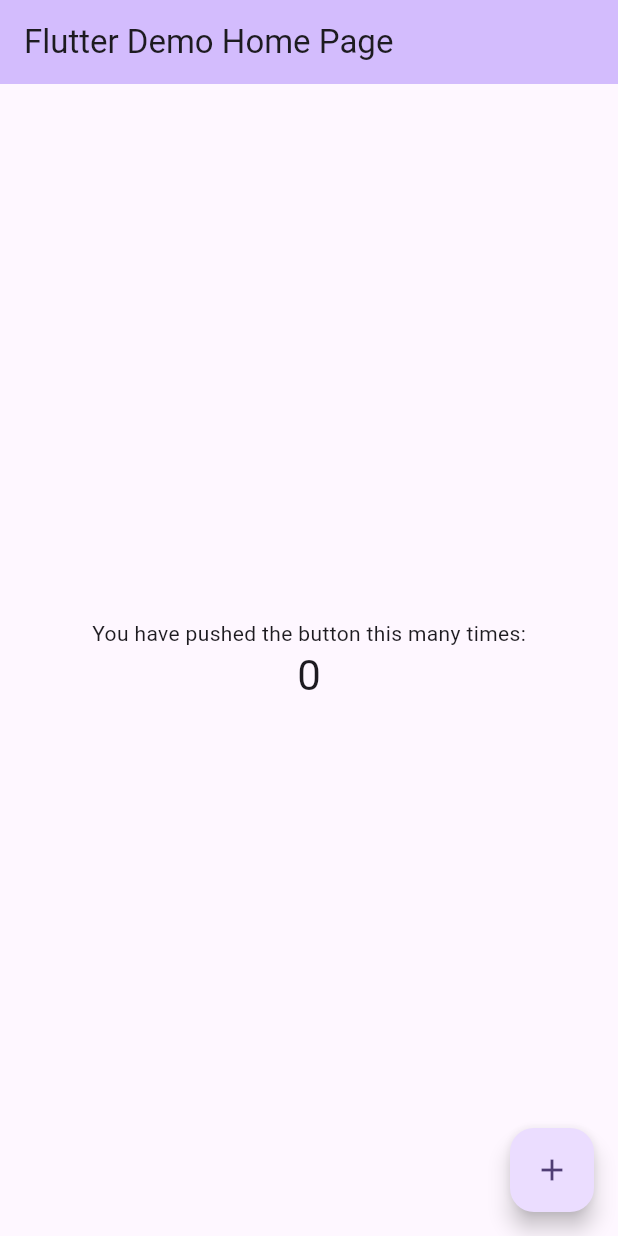
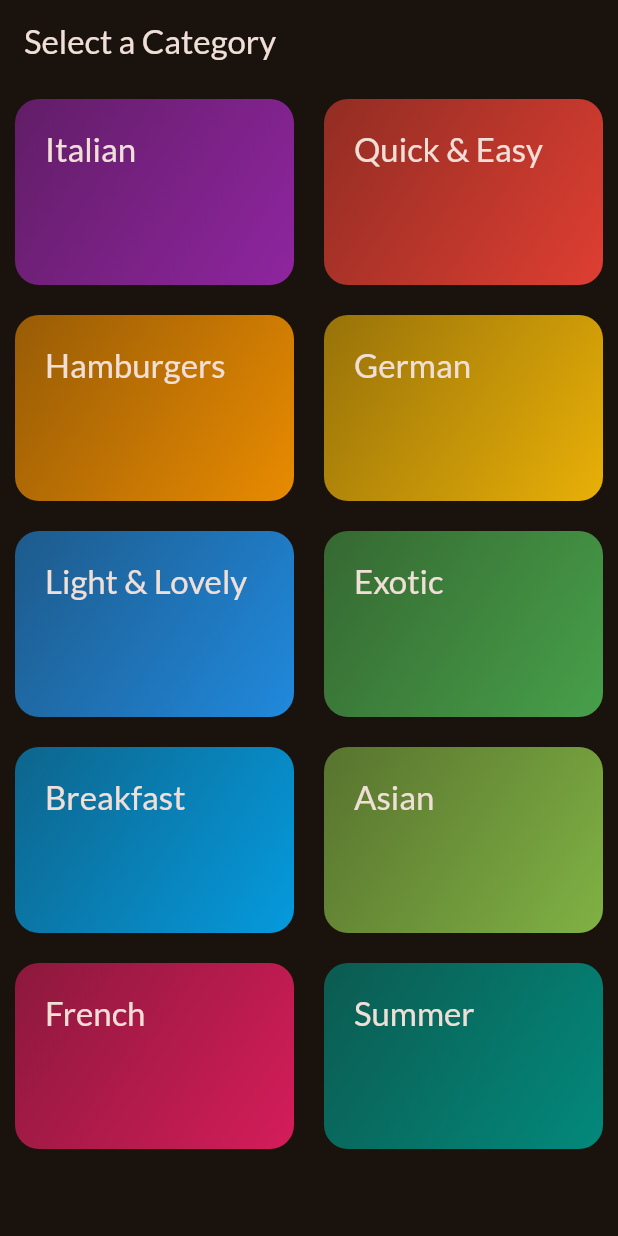
Before and after one commit to Rithik1611/cookbook_app, a Flutter app: the screen it shows after launch, on a phone screen of 412 x 824 dp. Run offline on Flutter 3.47's test engine with Material 3 defaults, Android fonts, the phone set to English and light mode, and no system bars; our stand-ins replace google_fonts.

Commit message:
Screen one

```diff
--- /dev/null
+++ b/cookbook/lib/categories.dart
@@ -0,0 +1,29 @@
+import 'package:cookbook/category_grid_item.dart';
+import 'package:cookbook/dummy_data.dart';
+import 'package:flutter/material.dart';
+
+class Categories extends StatelessWidget {
+  const Categories({super.key});
+
+  @override
+  Widget build(BuildContext context) {
+    return Scaffold(
+      appBar: AppBar(
+        title: const Text('Select a Category'),
+        centerTitle: false,
+      ),
+      body: GridView(
+        padding: const EdgeInsets.all(10),
+        gridDelegate: const SliverGridDelegateWithFixedCrossAxisCount(
+          crossAxisCount: 2,
+          childAspectRatio: 3 / 2,
+          mainAxisSpacing: 20,
+          crossAxisSpacing: 20,
+        ),
+        children: [
+          for (final i in availableCategories) CategoryGridItem(category: i)
+        ],
+      ),
+    );
+  }
+}
--- /dev/null
+++ b/cookbook/lib/category.dart
@@ -0,0 +1,13 @@
+import 'package:flutter/material.dart';
+
+class Category {
+  const Category({
+    required this.title,
+    required this.id,
+    this.color = Colors.yellow,
+  });
+
+  final String title;
+  final String id;
+  final Color color;
+}
--- /dev/null
+++ b/cookbook/lib/category_grid_item.dart
@@ -0,0 +1,37 @@
+import 'package:cookbook/category.dart';
+import 'package:flutter/material.dart';
+
+class CategoryGridItem extends StatelessWidget {
+  const CategoryGridItem({super.key, required this.category});
+
+  final Category category;
+
+  @override
+  Widget build(BuildContext context) {
+    return InkWell(
+      onTap: () {},
+      splashColor: Theme.of(context).primaryColor,
+      borderRadius: BorderRadius.circular(16),
+      child: Container(
+        padding: const EdgeInsets.all(20),
+        decoration: BoxDecoration(
+          borderRadius: BorderRadius.circular(16),
+          gradient: LinearGradient(
+            colors: [
+              category.color.withOpacity(0.55),
+              category.color.withOpacity(0.9),
+            ],
+            begin: Alignment.topLeft,
+            end: Alignment.bottomRight,
+          ),
+        ),
+        child: Text(
+          category.title,
+          style: Theme.of(context).textTheme.titleLarge!.copyWith(
+                color: Theme.of(context).colorScheme.onSurface,
+              ),
+        ),
+      ),
+    );
+  }
+}
--- /dev/null
+++ b/cookbook/lib/dummy_data.dart
@@ -0,0 +1,55 @@
+import 'package:cookbook/category.dart';
+import 'package:flutter/material.dart';
+
+const availableCategories = [
+  Category(
+    id: 'c1',
+    title: 'Italian',
+    color: Colors.purple,
+  ),
+  Category(
+    id: 'c2',
+    title: 'Quick & Easy',
+    color: Colors.red,
+  ),
+  Category(
+    id: 'c3',
+    title: 'Hamburgers',
+    color: Colors.orange,
+  ),
+  Category(
+    id: 'c4',
+    title: 'German',
+    color: Colors.amber,
+  ),
+  Category(
+    id: 'c5',
+    title: 'Light & Lovely',
+    color: Colors.blue,
+  ),
+  Category(
+    id: 'c6',
+    title: 'Exotic',
+    color: Colors.green,
+  ),
+  Category(
+    id: 'c7',
+    title: 'Breakfast',
+    color: Colors.lightBlue,
+  ),
+  Category(
+    id: 'c8',
+    title: 'Asian',
+    color: Colors.lightGreen,
+  ),
+  Category(
+    id: 'c9',
+    title: 'French',
+    color: Colors.pink,
+  ),
+  Category(
+    id: 'c10',
+    title: 'Summer',
+    color: Colors.teal,
+  ),
+];
--- a/cookbook/lib/main.dart
+++ b/cookbook/lib/main.dart
@@ -1,125 +1,29 @@
+import 'package:cookbook/categories.dart';
 import 'package:flutter/material.dart';
+import 'package:google_fonts/google_fonts.dart';
+
+final theme = ThemeData(
+  useMaterial3: true,
+  colorScheme: ColorScheme.fromSeed(
+    brightness: Brightness.dark,
+    seedColor: const Color.fromARGB(255, 131, 57, 0),
+  ),
+  textTheme: GoogleFonts.latoTextTheme(),
+);
 
 void main() {
-  runApp(const MyApp());
+  runApp(const App());
 }
 
-class MyApp extends StatelessWidget {
-  const MyApp({super.key});
+class App extends StatelessWidget {
+  const App({super.key});
 
-  // This widget is the root of your application.
   @override
   Widget build(BuildContext context) {
     return MaterialApp(
-      title: 'Flutter Demo',
-      theme: ThemeData(
-        // This is the theme of your application.
-        //
-        // TRY THIS: Try running your application with "flutter run". You'll see
-        // the application has a purple toolbar. Then, without quitting the app,
-        // try changing the seedColor in the colorScheme below to Colors.green
-        // and then invoke "hot reload" (save your changes or press the "hot
-        // reload" button in a Flutter-supported IDE, or press "r" if you used
-        // the command line to start the app).
-        //
-        // Notice that the counter didn't reset back to zero; the application
-        // state is not lost during the reload. To reset the state, use hot
-        // restart instead.
-        //
-        // This works for code too, not just values: Most code changes can be
-        // tested with just a hot reload.
-        colorScheme: ColorScheme.fromSeed(seedColor: Colors.deepPurple),
-        useMaterial3: true,
-      ),
-      home: const MyHomePage(title: 'Flutter Demo Home Page'),
+      debugShowCheckedModeBanner: false,
+      theme: theme,
+      home: const Categories(),
     );
   }
 }
-
-class MyHomePage extends StatefulWidget {
-  const MyHomePage({super.key, required this.title});
-
-  // This widget is the home page of your application. It is stateful, meaning
-  // that it has a State object (defined below) that contains fields that affect
-  // how it looks.
-
-  // This class is the configuration for the state. It holds the values (in this
-  // case the title) provided by the parent (in this case the App widget) and
-  // used by the build method of the State. Fields in a Widget subclass are
-  // always marked "final".
-
-  final String title;
-
-  @override
-  State<MyHomePage> createState() => _MyHomePageState();
-}
-
-class _MyHomePageState extends State<MyHomePage> {
-  int _counter = 0;
-
-  void _incrementCounter() {
-    setState(() {
-      // This call to setState tells the Flutter framework that something has
-      // changed in this State, which causes it to rerun the build method below
-      // so that the display can reflect the updated values. If we changed
-      // _counter without calling setState(), then the build method would not be
-      // called again, and so nothing would appear to happen.
-      _counter++;
-    });
-  }
-
-  @override
-  Widget build(BuildContext context) {
-    // This method is rerun every time setState is called, for instance as done
-    // by the _incrementCounter method above.
-    //
-    // The Flutter framework has been optimized to make rerunning build methods
-    // fast, so that you can just rebuild anything that needs updating rather
-    // than having to individually change instances of widgets.
-    return Scaffold(
-      appBar: AppBar(
-        // TRY THIS: Try changing the color here to a specific color (to
-        // Colors.amber, perhaps?) and trigger a hot reload to see the AppBar
-        // change color while the other colors stay the same.
-        backgroundColor: Theme.of(context).colorScheme.inversePrimary,
-        // Here we take the value from the MyHomePage object that was created by
-        // the App.build method, and use it to set our appbar title.
-        title: Text(widget.title),
-      ),
-      body: Center(
-        // Center is a layout widget. It takes a single child and positions it
-        // in the middle of the parent.
-        child: Column(
-          // Column is also a layout widget. It takes a list of children and
-          // arranges them vertically. By default, it sizes itself to fit its
-          // children horizontally, and tries to be as tall as its parent.
-          //
-          // Column has various properties to control how it sizes itself and
-          // how it positions its children. Here we use mainAxisAlignment to
-          // center the children vertically; the main axis here is the vertical
-          // axis because Columns are vertical (the cross axis would be
-          // horizontal).
-          //
-          // TRY THIS: Invoke "debug painting" (choose the "Toggle Debug Paint"
-          // action in the IDE, or press "p" in the console), to see the
-          // wireframe for each widget.
-          mainAxisAlignment: MainAxisAlignment.center,
-          children: <Widget>[
-            const Text(
-              'You have pushed the button this many times:',
-            ),
-            Text(
-              '$_counter',
-              style: Theme.of(context).textTheme.headlineMedium,
-            ),
-          ],
-        ),
-      ),
-      floatingActionButton: FloatingActionButton(
-        onPressed: _incrementCounter,
-        tooltip: 'Increment',
-        child: const Icon(Icons.add),
-      ), // This trailing comma makes auto-formatting nicer for build methods.
-    );
-  }
-}
--- a/cookbook/pubspec.yaml
+++ b/cookbook/pubspec.yaml
@@ -35,6 +35,7 @@ dependencies:
   # The following adds the Cupertino Icons font to your application.
   # Use with the CupertinoIcons class for iOS style icons.
   cupertino_icons: ^1.0.6
+  google_fonts: ^6.2.1
 
 dev_dependencies:
   flutter_test:
```
Also changed, not shown: cookbook/pubspec.lock, 1 other file.
